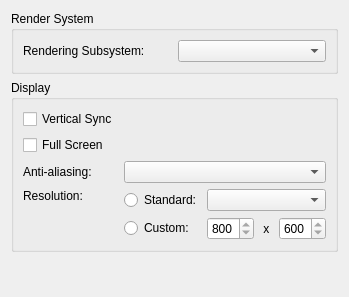
Before: the Qt Designer form files/ui/graphicspage.ui in OpenMW/openmw, drawn with Qt 5.
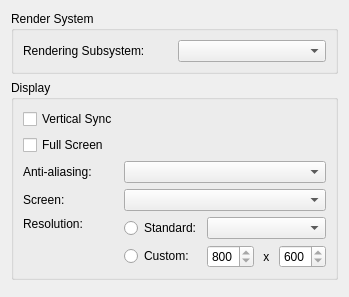
After: the same form once the commit is applied.

```diff
--- a/files/ui/graphicspage.ui
+++ b/files/ui/graphicspage.ui
@@ -58,6 +58,13 @@
        </widget>
       </item>
       <item row="3" column="0">
+       <widget class="QLabel" name="screenLabel">
+        <property name="text">
+         <string>Screen:</string>
+        </property>
+       </widget>
+      </item>
+      <item row="4" column="0">
        <widget class="QLabel" name="resolutionLabel">
         <property name="text">
          <string>Resolution:</string>
@@ -71,6 +78,9 @@
        <widget class="QComboBox" name="antiAliasingComboBox"/>
       </item>
       <item row="3" column="1">
+       <widget class="QComboBox" name="screenComboBox"/>
+      </item>
+      <item row="4" column="1">
        <layout class="QGridLayout" name="resolutionLayout">
         <item row="1" column="2">
          <layout class="QHBoxLayout" name="customResolutionLayout" stretch="1,0,1">
```
